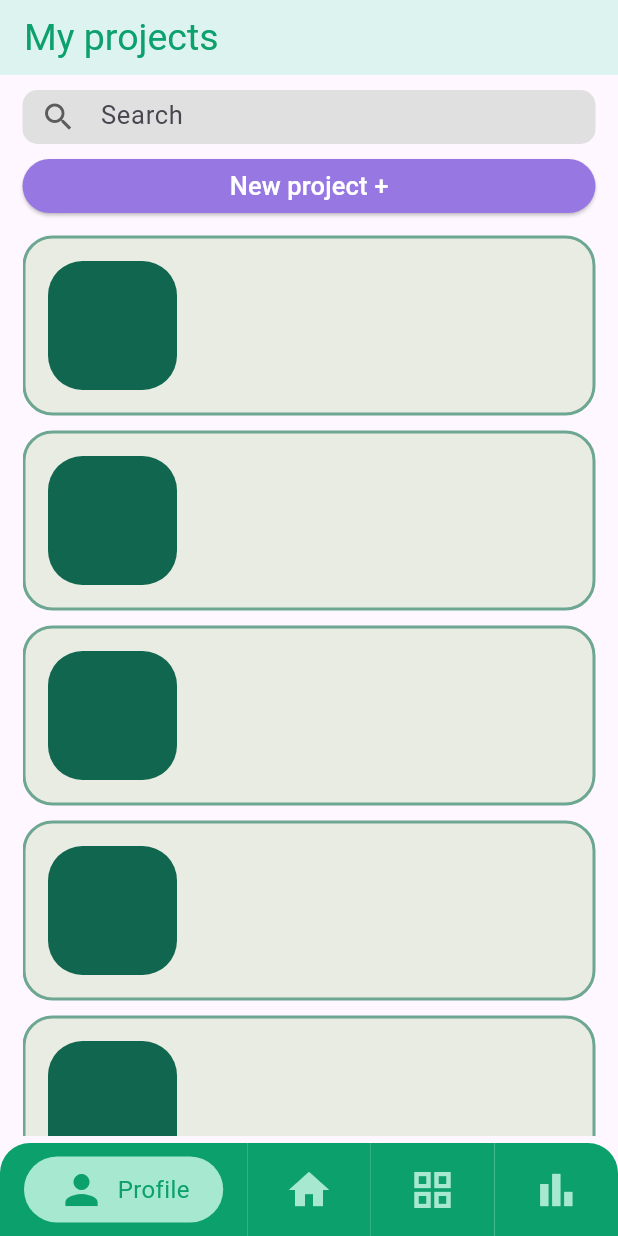
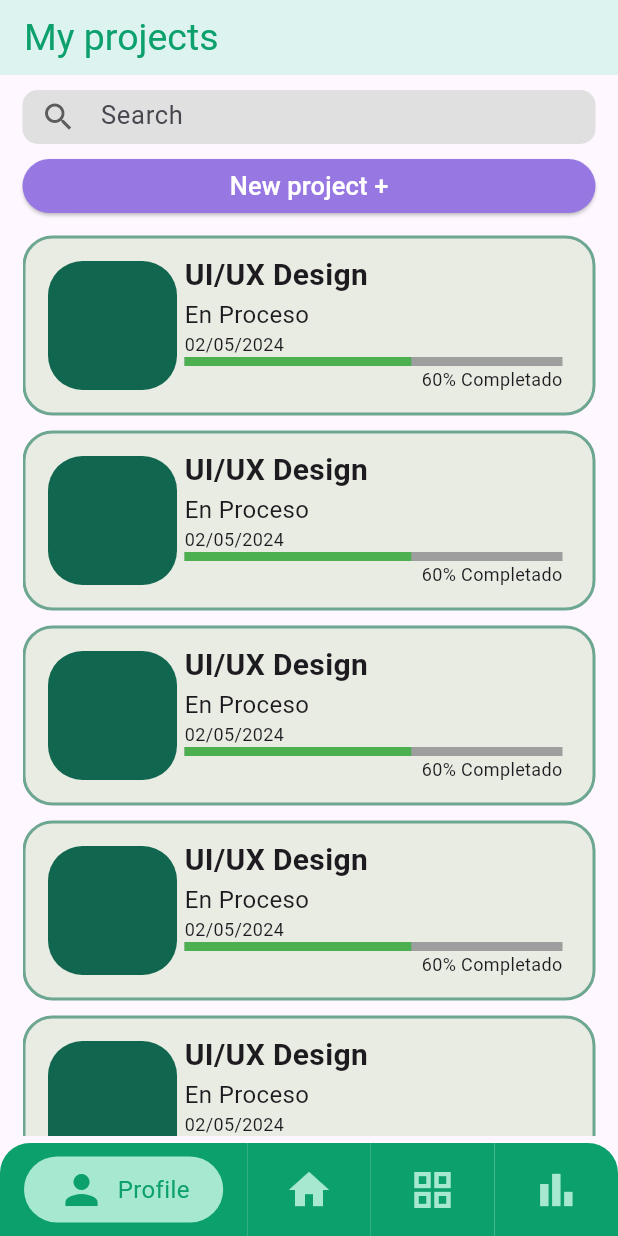
Before and after one commit to salo368/Mobile-Project-Final, a Flutter app: the screen it shows after launch, on a phone screen of 412 x 824 dp. Run offline on Flutter 3.47's test engine with Material 3 defaults, Android fonts, the phone set to English and light mode, and no system bars; our stand-ins replace get.

Commit message:
Resume Projects

```diff
--- a/lib/ui/projects/projects_resume.dart
+++ b/lib/ui/projects/projects_resume.dart
@@ -32,9 +32,55 @@ class _ProjectResumeState extends State<ProjectResume> {
                 ),
               ),
             ),
-            Expanded(
-              child: Container(
-                 // Color de ejemplo
+            const Expanded(
+              child: Padding(
+                padding: EdgeInsets.fromLTRB(5, 10, 20, 5),
+                child: Column(
+                  mainAxisAlignment: MainAxisAlignment.start,
+                  crossAxisAlignment: CrossAxisAlignment.start,
+                  children: [
+                    Text(
+                      "UI/UX Design",
+                      style: TextStyle(
+                        fontSize: 20,
+                        fontWeight: FontWeight.bold,
+                      ),
+                    ),
+                    // Espacio entre el título y el subtítulo
+                    Text(
+                      "En Proceso",
+                      style: TextStyle(
+                        fontSize: 16,
+                        fontWeight: FontWeight.normal,
+                      ),
+                    ),
+                    // Espacio entre el subtítulo y la fecha
+                    Text(
+                      "02/05/2024",
+                      style: TextStyle(
+                        fontSize: 12,
+                        fontWeight: FontWeight.normal,
+                      ),
+                    ),
+                    // Espacio entre la fecha y la barra de carga
+                    LinearProgressIndicator(
+                      value: 0.6, // Valor de la barra de carga (0.0 - 1.0)
+                      backgroundColor: Colors.grey,
+                      minHeight: 6,
+                      valueColor: AlwaysStoppedAnimation<Color>(Colors.green),
+                    ),
+                    Align(
+                      alignment: Alignment.centerRight,
+                      child: Text(
+                        "60% Completado",
+                        style: TextStyle(
+                          fontSize: 12,
+                          fontWeight: FontWeight.normal,
+                        ),
+                      ),
+                    ),
+                  ],
+                ),
               ),
             ),
           ],
```
